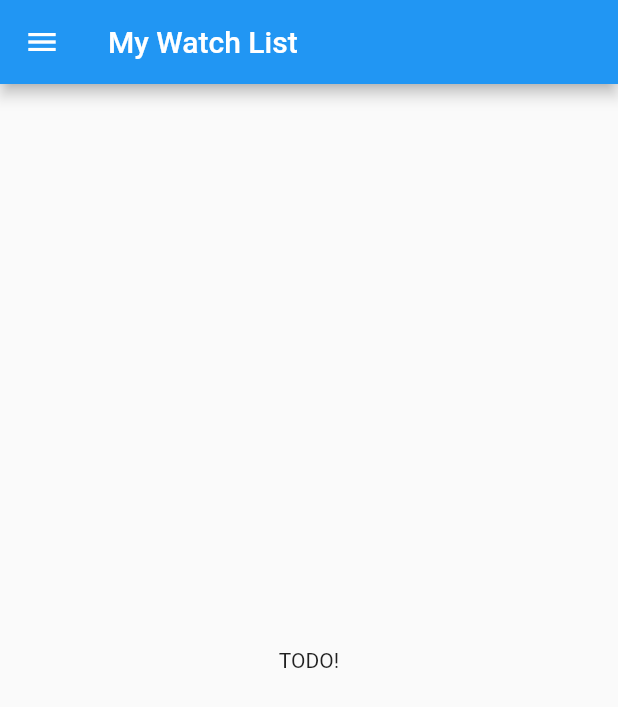
After one commit to hugo-setiawan/pbp-flutter-lab, a Flutter app: the MyWatchlistPage screen opened directly, on a phone screen of 412 x 824 dp. The commit adds this screen. Shown: the top 707 px of the screen. Run offline on Flutter 3.47's test engine with Material 2 defaults, Android fonts, the phone set to English and light mode, and no system bars.

Commit message:
Initially add mywatchlist page and nav menu

```diff
--- /dev/null
+++ b/lib/page/mywatchlist.dart
@@ -0,0 +1,30 @@
+import 'package:flutter/material.dart';
+
+import 'package:counter_7/widget/drawer.dart';
+
+class MyWatchlistPage extends StatefulWidget {
+    const MyWatchlistPage({super.key});
+
+    @override
+    State<MyWatchlistPage> createState() => _MyWatchlistPageState();
+}
+
+class _MyWatchlistPageState extends State<MyWatchlistPage> {
+    @override
+    Widget build(BuildContext context) {
+        return Scaffold(
+            appBar: AppBar(
+                title: const Text('My Watch List'),
+            ),
+            drawer: const MyDrawer(),
+            body: Center(
+                child: Column(
+                    mainAxisAlignment: MainAxisAlignment.center,
+                    children: const <Widget>[
+                        Text('TODO!'),
+                    ],
+                ),
+            ),
+        );
+    }
+}
--- a/lib/widget/drawer.dart
+++ b/lib/widget/drawer.dart
@@ -2,6 +2,7 @@ import 'package:flutter/material.dart';
 import 'package:counter_7/main.dart';
 import 'package:counter_7/page/form.dart';
 import 'package:counter_7/page/show_budget.dart';
+import 'package:counter_7/page/mywatchlist.dart';
 
 class MyDrawer extends StatefulWidget {
   const MyDrawer({super.key});
@@ -47,6 +48,16 @@ class _MyDrawerState extends State<MyDrawer> {
               );
             },
           ),
+          ListTile(
+            title: const Text('My Watch List'),
+            onTap: () {
+              // Route menu ke halaman utama
+              Navigator.push(
+                context,
+                MaterialPageRoute(builder: (context) => const MyWatchlistPage()),
+              );
+            },
+          ),
         ],
       ),
     );
```
Also changed, not shown: lib/model/mywatchlist_model.dart (added).
